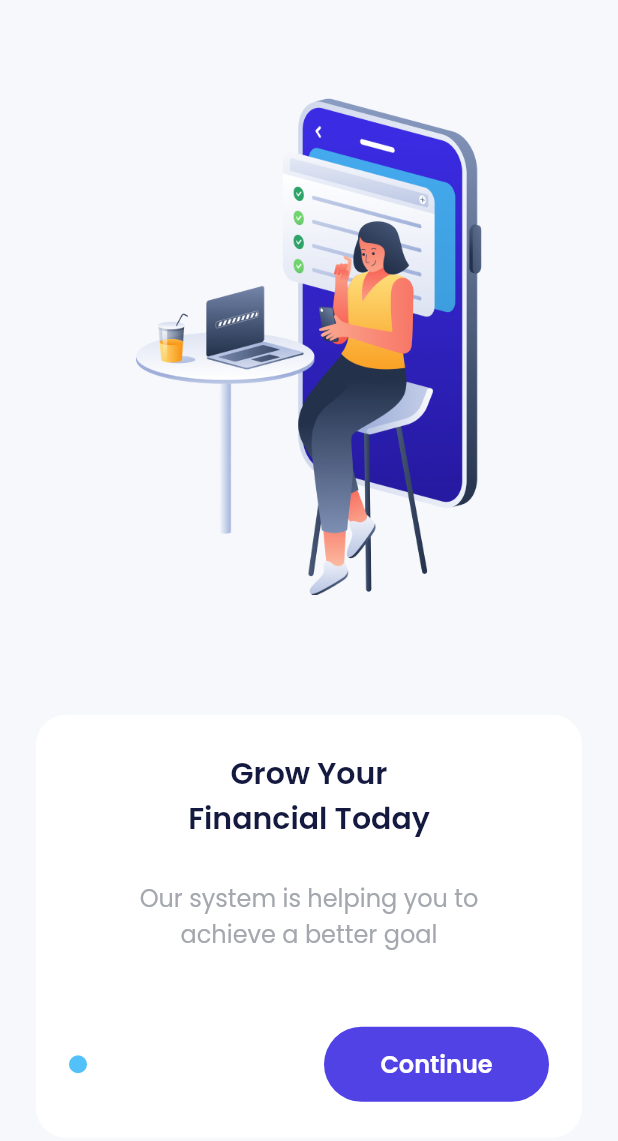
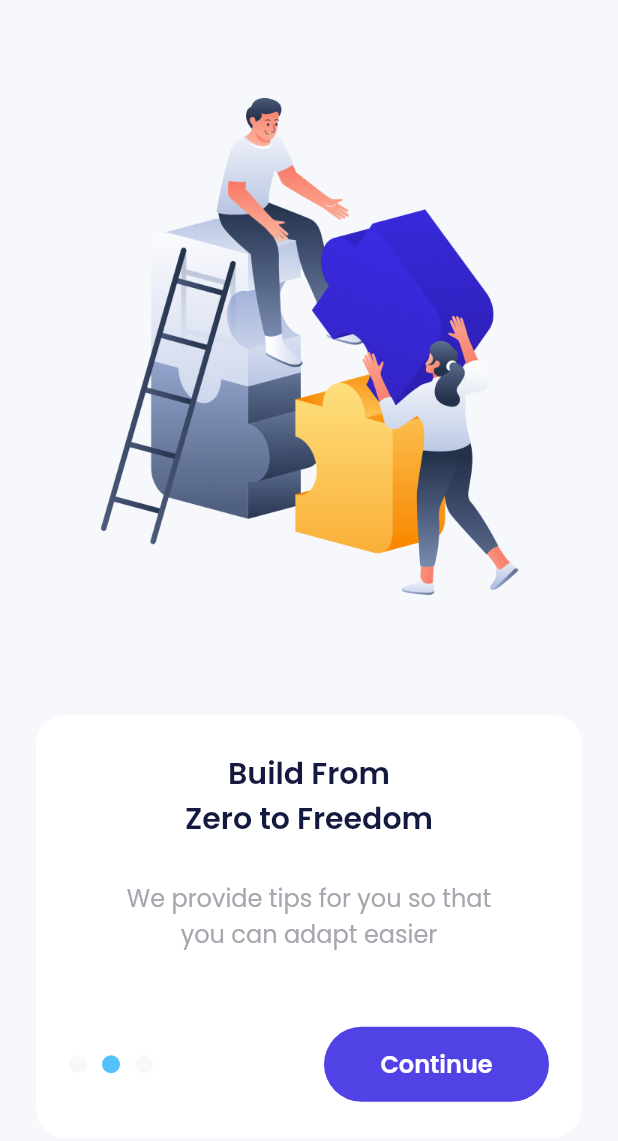
Before and after one commit to idrus-kun/bank_sha, a Flutter app: the screen it shows after launch, after a tap on "Continue", on a phone screen of 412 x 824 dp. Shown: the top 1141 px of the screen. Run offline on Flutter 3.47's test engine with Material 2 defaults, Android fonts, the phone set to English and light mode, and no system bars; drawn by our look-alikes of carousel_slider; our stand-ins replace google_fonts.

Commit message:
edited 2.4

```diff
--- a/lib/ui/pages/onboarding_page.dart
+++ b/lib/ui/pages/onboarding_page.dart
@@ -2,8 +2,28 @@
 import 'package:flutter/material.dart';
 import 'package:carousel_slider/carousel_slider.dart';
 
-class Onboardingpage extends StatelessWidget {
+class Onboardingpage extends StatefulWidget {
   const Onboardingpage({super.key});
+
+  @override
+  State<Onboardingpage> createState() => _OnboardingpageState();
+}
+
+class _OnboardingpageState extends State<Onboardingpage> {
+  int currentIndex = 0;
+  CarouselController carouselController = CarouselController();
+
+  List<String> titles = [
+    'Grow Your\nFinancial Today',
+    'Build From\nZero to Freedom',
+    'Start Together',
+  ];
+
+  List<String> subtitles = [
+    'Our system is helping you to\nachieve a better goal',
+    'We provide tips for you so that\nyou can adapt easier',
+    'We will guide you to where\nyou wanted it too',
+  ];
 
   @override
   Widget build(BuildContext context) {
@@ -32,7 +52,13 @@
                 height: 331,
                 viewportFraction: 1,
                 enableInfiniteScroll: false,
+                onPageChanged: (index, reason) {
+                  setState(() {
+                    currentIndex = index;
+                  });
+                },
               ),
+              carouselController: carouselController,
             ),
             const SizedBox(
               height: 80,
@@ -52,7 +78,7 @@
               child: Column(
                 children: [
                   Text(
-                    'Grow Your\nFinancial Today',
+                    titles[currentIndex],
                     style: blackTextStyle.copyWith(
                       fontSize: 20,
                       fontWeight: semiBold,
@@ -63,7 +89,7 @@
                     height: 26,
                   ),
                   Text(
-                    'Our system is helping you to\nachieve a better goal',
+                    subtitles[currentIndex],
                     style: greyTextStyle.copyWith(
                       fontSize: 16,
                     ),
@@ -82,7 +108,35 @@
                         ),
                         decoration: BoxDecoration(
                           shape: BoxShape.circle,
-                          color: blueColor,
+                          color: currentIndex == 0
+                              ? blueColor
+                              : lightBackgroundColor,
+                        ),
+                      ),
+                      Container(
+                        width: 12,
+                        height: 12,
+                        margin: const EdgeInsets.only(
+                          right: 10,
+                        ),
+                        decoration: BoxDecoration(
+                          shape: BoxShape.circle,
+                          color: currentIndex == 1
+                              ? blueColor
+                              : lightBackgroundColor,
+                        ),
+                      ),
+                      Container(
+                        width: 12,
+                        height: 12,
+                        margin: const EdgeInsets.only(
+                          right: 10,
+                        ),
+                        decoration: BoxDecoration(
+                          shape: BoxShape.circle,
+                          color: currentIndex == 2
+                              ? blueColor
+                              : lightBackgroundColor,
                         ),
                       ),
                       const Spacer(),
@@ -90,7 +144,9 @@
                         width: 150,
                         height: 50,
                         child: TextButton(
-                          onPressed: () {},
+                          onPressed: () {
+                            carouselController.nextPage();
+                          },
                           style: TextButton.styleFrom(
                             backgroundColor: purpleColor,
                             shape: RoundedRectangleBorder(
```
